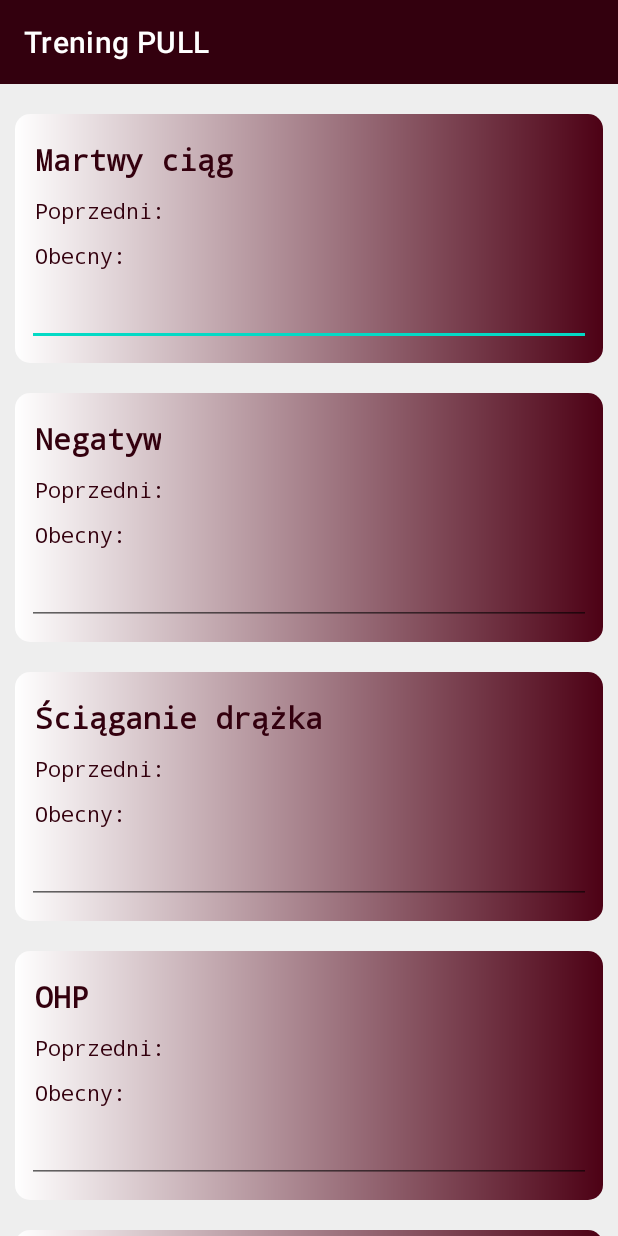
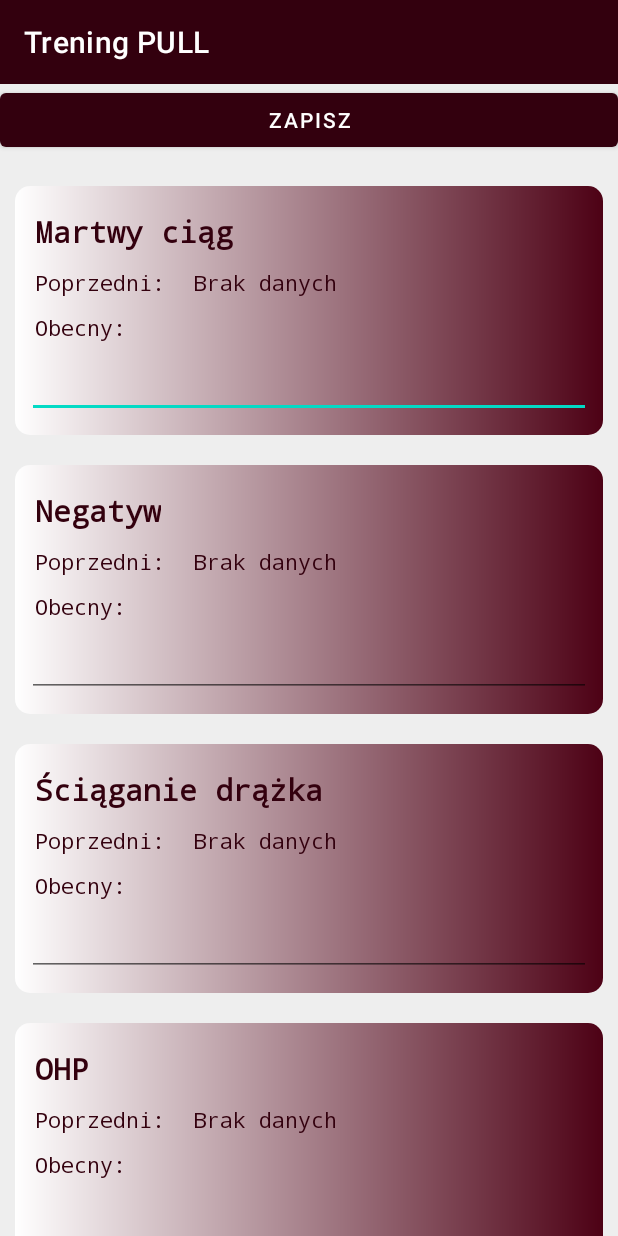
Before and after one commit to Funiek/systemy-mobilne-projekt, an Android app: the PullDataActivity screen opened directly, with no data from a screen before it, on a phone screen of 412 x 824 dp. Run offline under Robolectric (Android 15) with nearby library versions, the phone set to English and light mode, and no system bars; our stand-ins replace Room's generated code.

Commit message:
zaimplementowanie bazki - dziala na pullu

```diff
--- a/app/src/main/java/com/example/trainingapp/PullDataActivity.java
+++ b/app/src/main/java/com/example/trainingapp/PullDataActivity.java
@@ -2,7 +2,15 @@ package com.example.trainingapp;
 
 import androidx.appcompat.app.AppCompatActivity;
 
+import android.content.Intent;
 import android.os.Bundle;
+import android.view.View;
+import android.widget.Button;
+import android.widget.TextView;
+
+import com.example.trainingapp.db.AppDatabase;
+import com.example.trainingapp.db.Pull;
+import com.google.android.material.textfield.TextInputEditText;
 
 public class PullDataActivity extends AppCompatActivity {
 
@@ -10,5 +18,87 @@ public class PullDataActivity extends AppCompatActivity {
     protected void onCreate(Bundle savedInstanceState) {
         super.onCreate(savedInstanceState);
         setContentView(R.layout.activity_pull_data);
+
+        //martwy ciag
+        TextView martwyCiagOldData = (TextView) findViewById(R.id.martwyCiagOldData);
+        TextInputEditText martwyCiagNewData = (TextInputEditText) findViewById(R.id.martwyCiagNewData);
+
+        //negatyw
+        TextView negatywOldData = (TextView) findViewById(R.id.negatywOldData);
+        TextInputEditText negatywNewData = (TextInputEditText) findViewById(R.id.negatywNewData);
+
+        //sciaganieDrazka
+        TextView sciaganieDrazkaOldData = (TextView) findViewById(R.id.sciaganieDrazkaOldData);
+        TextInputEditText sciaganieDrazkaNewData = (TextInputEditText) findViewById(R.id.sciaganieDrazkaNewData);
+
+        //ohp
+        TextView ohpOldData = (TextView) findViewById(R.id.ohpOldData);
+        TextInputEditText ohpNewData = (TextInputEditText) findViewById(R.id.ohpNewData);
+
+        //wioslowanie
+        TextView wioslowanieOldData = (TextView) findViewById(R.id.wioslowanieOldData);
+        TextInputEditText wioslowanieNewData = (TextInputEditText) findViewById(R.id.wioslowanieNewData);
+
+        //mlotki
+        TextView mlotkiOldData = (TextView) findViewById(R.id.mlotkiOldData);
+        TextInputEditText mlotkiNewData = (TextInputEditText) findViewById(R.id.mlotkiNewData);
+
+        //przedramiona
+        TextView przedramionaOldData = (TextView) findViewById(R.id.przedramionaOldData);
+        TextInputEditText przedramionaNewData = (TextInputEditText) findViewById(R.id.przedramionaNewData);
+
+        AppDatabase db = AppDatabase.getDbInstance(this.getApplicationContext());
+        Pull pullData = db.pullDao().getLastPull();
+
+        //czy jest jakiś rekord na tabeli
+        if(pullData==null) {
+            martwyCiagOldData.setText("Brak danych");
+            negatywOldData.setText("Brak danych");
+            sciaganieDrazkaOldData.setText("Brak danych");
+            ohpOldData.setText("Brak danych");
+            wioslowanieOldData.setText("Brak danych");
+            mlotkiOldData.setText("Brak danych");
+            przedramionaOldData.setText("Brak danych");
+        }
+        else {
+            martwyCiagOldData.setText(pullData.martwy);
+            negatywOldData.setText(pullData.negatyw);
+            sciaganieDrazkaOldData.setText(pullData.sciaganieDrazkaGora);
+            ohpOldData.setText(pullData.ohpHantelkami);
+            wioslowanieOldData.setText(pullData.wioslowanie);
+            mlotkiOldData.setText(pullData.mlotki);
+            przedramionaOldData.setText(pullData.przedramiona);
+        }
+
+        Button acceptPullData = (Button) findViewById(R.id.acceptPullData);
+
+        acceptPullData.setOnClickListener(new View.OnClickListener() {
+            @Override
+            public void onClick(View v) {
+                saveData(martwyCiagNewData.getText().toString(),negatywNewData.getText().toString(),sciaganieDrazkaNewData.getText().toString(),ohpNewData.getText().toString(),wioslowanieNewData.getText().toString(),mlotkiNewData.getText().toString(),przedramionaNewData.getText().toString());
+                switchActivity();
+            }
+        });
+    }
+
+    private void saveData(String martwyCiag, String negatyw, String sciaganieDrazka, String ohp, String wioslowanie, String mlotki, String przedramiona) {
+        AppDatabase db = AppDatabase.getDbInstance(this.getApplicationContext());
+
+        Pull pull = new Pull();
+
+        pull.martwy = martwyCiag;
+        pull.negatyw = negatyw;
+        pull.sciaganieDrazkaGora = sciaganieDrazka;
+        pull.ohpHantelkami = ohp;
+        pull.wioslowanie = wioslowanie;
+        pull.mlotki = mlotki;
+        pull.przedramiona = przedramiona;
+
+        db.pullDao().insertPull(pull);
+    }
+
+    private void switchActivity() {
+        Intent intent = new Intent(this, MainActivity.class);
+        startActivity(intent);
     }
 }
--- a/app/src/main/java/com/example/trainingapp/db/AbsDao.java
+++ b/app/src/main/java/com/example/trainingapp/db/AbsDao.java
@@ -5,13 +5,15 @@ import androidx.room.Delete;
 import androidx.room.Insert;
 import androidx.room.Query;
 
+import java.util.List;
+
 @Dao
 public interface AbsDao {
     @Query("SELECT * FROM abs ORDER BY uid DESC LIMIT 1")
     Abs getLastAbs();
 
     @Query("SELECT * FROM abs")
-    Abs getAllAbs();
+    List<Abs> getAllAbs();
 
     @Insert
     void insertAbs(Abs... abs);
--- a/app/src/main/java/com/example/trainingapp/db/LegsDao.java
+++ b/app/src/main/java/com/example/trainingapp/db/LegsDao.java
@@ -5,13 +5,15 @@ import androidx.room.Delete;
 import androidx.room.Insert;
 import androidx.room.Query;
 
+import java.util.List;
+
 @Dao
 public interface LegsDao {
     @Query("SELECT * FROM legs ORDER BY uid DESC LIMIT 1")
-    Abs getLastLegs();
+    Legs getLastLegs();
 
     @Query("SELECT * FROM legs")
-    Abs getAllLegs();
+    List<Legs> getAllLegs();
 
     @Insert
     void insertLegs(Legs... legs);
--- a/app/src/main/java/com/example/trainingapp/db/PullDao.java
+++ b/app/src/main/java/com/example/trainingapp/db/PullDao.java
@@ -5,13 +5,15 @@ import androidx.room.Delete;
 import androidx.room.Insert;
 import androidx.room.Query;
 
+import java.util.List;
+
 @Dao
 public interface PullDao {
     @Query("SELECT * FROM pull ORDER BY uid DESC LIMIT 1")
-    Abs getLastPull();
+    Pull getLastPull();
 
     @Query("SELECT * FROM pull")
-    Abs getAllPull();
+    List<Pull> getAllPull();
 
     @Insert
     void insertPull(Pull... pull);
--- a/app/src/main/java/com/example/trainingapp/db/PushDao.java
+++ b/app/src/main/java/com/example/trainingapp/db/PushDao.java
@@ -5,13 +5,15 @@ import androidx.room.Delete;
 import androidx.room.Insert;
 import androidx.room.Query;
 
+import java.util.List;
+
 @Dao
 public interface PushDao {
     @Query("SELECT * FROM push ORDER BY uid DESC LIMIT 1")
-    Abs getLastPush();
+    Push getLastPush();
 
     @Query("SELECT * FROM push")
-    Abs getAllPush();
+    List<Push> getAllPush();
 
     @Insert
     void insertPush(Push... push);
--- a/app/src/main/java/com/example/trainingapp/db/RunDao.java
+++ b/app/src/main/java/com/example/trainingapp/db/RunDao.java
@@ -5,13 +5,15 @@ import androidx.room.Delete;
 import androidx.room.Insert;
 import androidx.room.Query;
 
+import java.util.List;
+
 @Dao
 public interface RunDao {
     @Query("SELECT * FROM run ORDER BY uid DESC LIMIT 1")
-    Abs getLastRun();
+    Run getLastRun();
 
     @Query("SELECT * FROM run")
-    Abs getAllRun();
+    List<Run> getAllRun();
 
     @Insert
     void insertRun(Run... run);
--- a/app/src/main/res/layout/activity_pull_data.xml
+++ b/app/src/main/res/layout/activity_pull_data.xml
@@ -19,6 +19,12 @@
         app:titleTextColor="#FFF"
         android:gravity="end"
         tools:ignore="MissingConstraints" />
+
+    <Button
+        android:id="@+id/acceptPullData"
+        android:layout_width="match_parent"
+        android:layout_height="wrap_content"
+        android:text="Zapisz" />
 
     <ScrollView
         android:layout_width="fill_parent"
@@ -763,13 +769,4 @@
 
     </ScrollView>
 
-    <TextView
-        android:layout_width="wrap_content"
-        android:layout_height="wrap_content"
-        android:text="Hello World!"
-        app:layout_constraintBottom_toBottomOf="parent"
-        app:layout_constraintLeft_toLeftOf="parent"
-        app:layout_constraintRight_toRightOf="parent"
-        app:layout_constraintTop_toTopOf="parent" />
-
 </LinearLayout>
```
